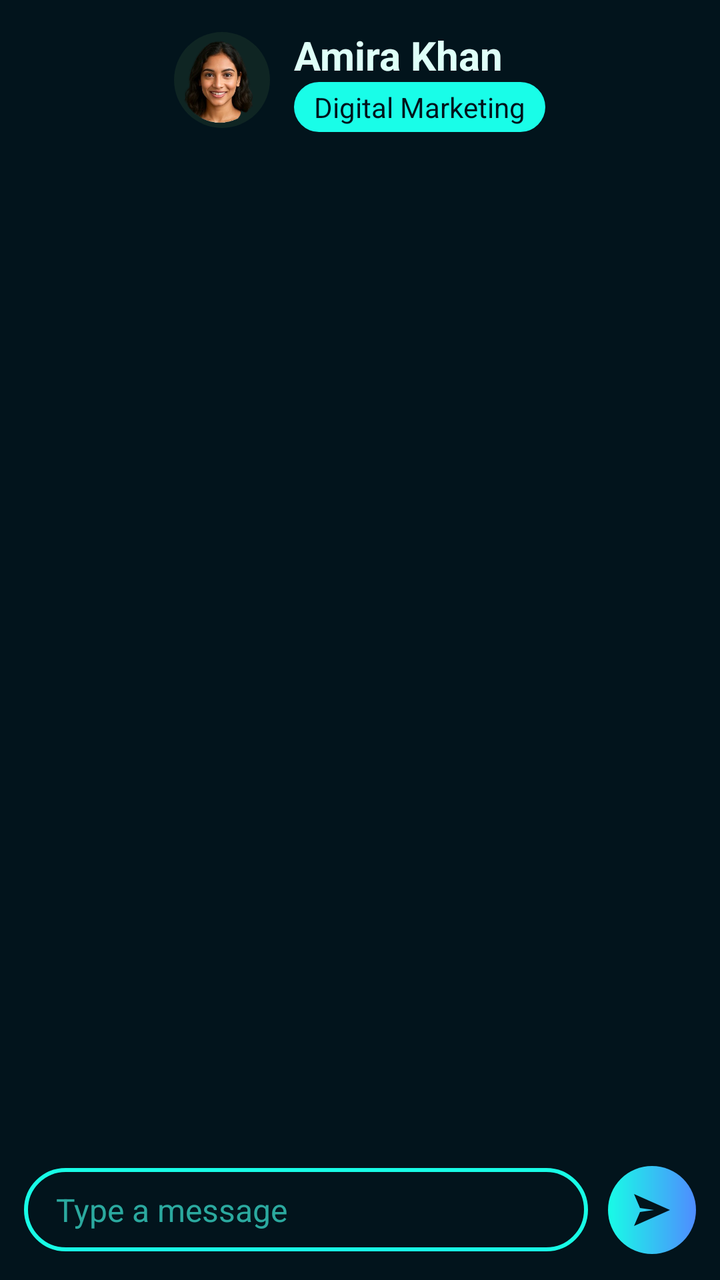
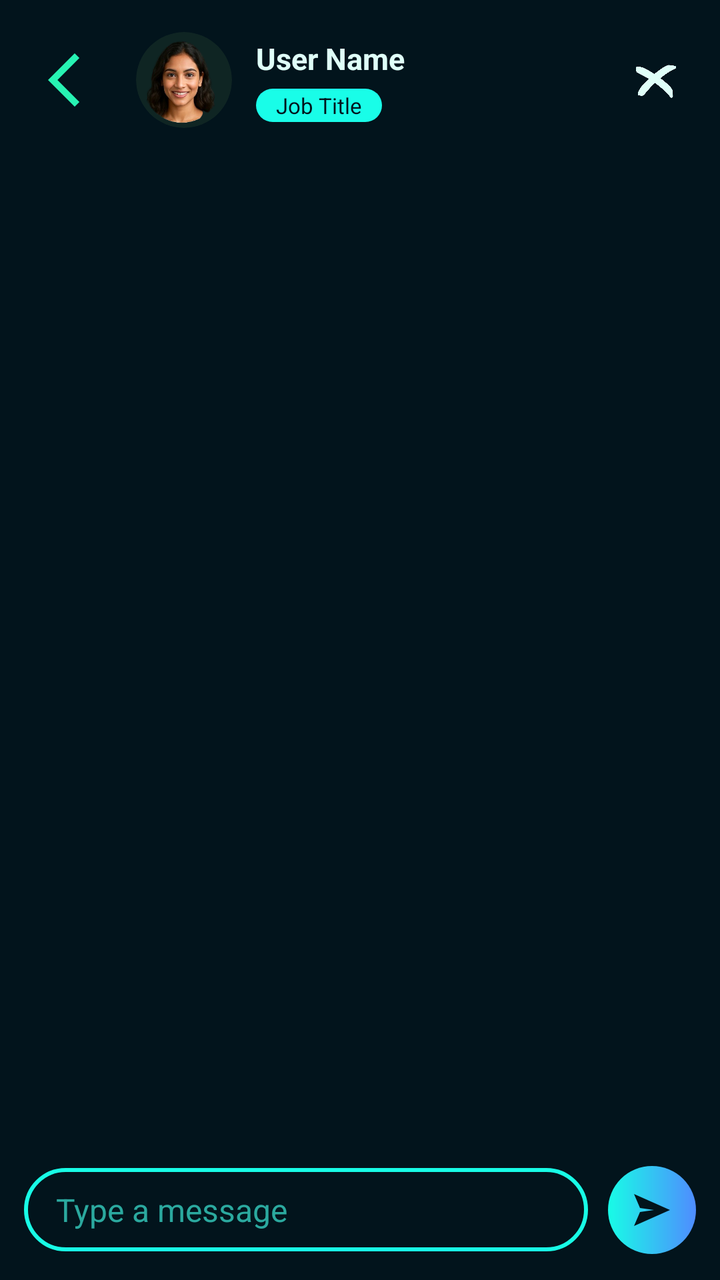

Screens rendered from an Android XML layout before and after an edit, with the pre-edit source and the edit as a unified diff.
<!-- AndroidManifest.xml: application theme Theme.SkillSwapAGenZSkillExchanger -->
<!-- res/layout/activity_chat.xml -->
<?xml version="1.0" encoding="utf-8"?>
<androidx.constraintlayout.widget.ConstraintLayout
    xmlns:android="http://schemas.android.com/apk/res/android"
    xmlns:app="http://schemas.android.com/apk/res-auto"
    android:layout_width="match_parent"
    android:layout_height="match_parent"
    android:background="#02141C">

    
    <LinearLayout
        android:id="@+id/header"
        android:layout_width="0dp"
        android:layout_height="80dp"
        android:orientation="horizontal"
        android:gravity="center"
        android:paddingStart="16dp"
        android:paddingEnd="16dp"
        app:layout_constraintTop_toTopOf="parent"
        app:layout_constraintStart_toStartOf="parent"
        app:layout_constraintEnd_toEndOf="parent">

        <ImageView
            android:id="@+id/img_avatar"
            android:layout_width="48dp"
            android:layout_height="48dp"
            android:src="@drawable/avatar"
            android:scaleType="centerCrop"
            android:background="@drawable/bg_avatar_circle"/>

        <LinearLayout
            android:layout_width="wrap_content"
            android:layout_height="wrap_content"
            android:orientation="vertical"
            android:layout_marginStart="12dp">

            <TextView
                android:id="@+id/tv_name"
                android:layout_width="wrap_content"
                android:layout_height="wrap_content"
                android:text="Amira Khan"
                android:textColor="#DFFFF8"
                android:textSize="20sp"
                android:textStyle="bold"/>

            <TextView
                android:id="@+id/tv_subtitle"
                android:layout_width="wrap_content"
                android:layout_height="wrap_content"
                android:text="Digital Marketing"
                android:textColor="#02141C"
                android:textSize="14sp"
                android:paddingStart="10dp"
                android:paddingEnd="10dp"
                android:paddingTop="3dp"
                android:paddingBottom="3dp"
                android:background="@drawable/bg_role_pill"/>
        </LinearLayout>
    </LinearLayout>

    
    <androidx.recyclerview.widget.RecyclerView
        android:id="@+id/recycler_messages"
        android:layout_width="0dp"
        android:layout_height="0dp"
        android:paddingStart="12dp"
        android:paddingEnd="12dp"
        android:clipToPadding="false"
        app:layout_constraintTop_toBottomOf="@id/header"
        app:layout_constraintBottom_toTopOf="@id/input_bar"
        app:layout_constraintStart_toStartOf="parent"
        app:layout_constraintEnd_toEndOf="parent"/>

    
    <LinearLayout
        android:id="@+id/input_bar"
        android:layout_width="0dp"
        android:layout_height="70dp"
        android:orientation="horizontal"
        android:gravity="center_vertical"
        android:padding="12dp"
        app:layout_constraintBottom_toBottomOf="parent"
        app:layout_constraintStart_toStartOf="parent"
        app:layout_constraintEnd_toEndOf="parent">

        <EditText
            android:id="@+id/et_message"
            android:layout_width="0dp"
            android:layout_height="wrap_content"
            android:layout_weight="1"
            android:background="@drawable/bg_message_input"
            android:paddingStart="16dp"
            android:paddingEnd="16dp"
            android:paddingTop="10dp"
            android:paddingBottom="10dp"
            android:hint="Type a message"
            android:textColor="#DFFFF8"
            android:textColorHint="#2BA99F"
            android:textSize="16sp"/>

        <ImageButton
            android:id="@+id/btn_send"
            android:layout_width="44dp"
            android:layout_height="44dp"
            android:layout_marginStart="10dp"
            android:background="@drawable/bg_send_button"
            android:src="@drawable/ic_send"
            app:tint="#02141C"
            android:contentDescription="Send"/>
    </LinearLayout>

</androidx.constraintlayout.widget.ConstraintLayout>
<!-- resources referenced by this layout -->
<resources>
  <!-- drawable avatar: png bitmap (drawable, 69265 bytes) -->
  <!-- drawable bg_avatar_circle (drawable) -->
  <shape xmlns:android="http://schemas.android.com/apk/res/android"
      android:shape="oval">
      <solid android:color="#0F2523" />
  </shape>
  <!-- drawable bg_message_input (drawable) -->
  <shape xmlns:android="http://schemas.android.com/apk/res/android">
      <solid android:color="@android:color/transparent" />
      <stroke android:width="2dp" android:color="#18FCE6" />
      <corners android:radius="26dp" />
  </shape>
  <!-- drawable bg_role_pill (drawable) -->
  <shape xmlns:android="http://schemas.android.com/apk/res/android">
      <corners android:radius="999dp" />
      <solid android:color="#19FDE8" />
  </shape>
  <!-- drawable bg_send_button (drawable) -->
  <shape xmlns:android="http://schemas.android.com/apk/res/android"
      android:shape="oval">
      <gradient
          android:startColor="#18FCE6"
          android:endColor="#4F8CFF"
          android:angle="0" />
  </shape>
  <!-- drawable ic_send (drawable) -->
  <vector xmlns:android="http://schemas.android.com/apk/res/android"
      android:width="24dp"
      android:height="24dp"
      android:viewportWidth="24"
      android:viewportHeight="24">
      <path
          android:fillColor="#FFFFFF"
          android:pathData="M3,20l18,-8L3,4l3,7 7,1 -7,1z"/>
  </vector>
  <style name="Theme.SkillSwapAGenZSkillExchanger" parent="Base.Theme.SkillSwapAGenZSkillExchanger" />
  <style name="Base.Theme.SkillSwapAGenZSkillExchanger" parent="Theme.Material3.DayNight.NoActionBar">
          
          <item name="android:statusBarColor">#103238</item>
          
      </style>
</resources>

<!-- the commit's change to res/layout/activity_chat.xml (unified diff, before → after) -->
@@ -12,49 +12,69 @@
         android:layout_width="0dp"
         android:layout_height="80dp"
         android:orientation="horizontal"
-        android:gravity="center"
+        android:gravity="start|center_vertical"
         android:paddingStart="16dp"
         android:paddingEnd="16dp"
         app:layout_constraintTop_toTopOf="parent"
         app:layout_constraintStart_toStartOf="parent"
         app:layout_constraintEnd_toEndOf="parent">
+        <ImageView
+            android:id="@+id/btn_back_chat"
+            android:layout_width="32dp"
+            android:layout_height="32dp"
+            android:layout_centerVertical="true"
+            android:layout_marginEnd="20dp"
+            android:src="@drawable/ic_back_activity"
+            android:background="?attr/selectableItemBackgroundBorderless"/>
 
-        <ImageView
+        <com.google.android.material.imageview.ShapeableImageView
             android:id="@+id/img_avatar"
             android:layout_width="48dp"
             android:layout_height="48dp"
             android:src="@drawable/avatar"
             android:scaleType="centerCrop"
+            app:shapeAppearanceOverlay="@style/CircleImageView"
             android:background="@drawable/bg_avatar_circle"/>
 
         <LinearLayout
-            android:layout_width="wrap_content"
+            android:layout_width="0dp"
             android:layout_height="wrap_content"
             android:orientation="vertical"
+            android:layout_weight="1"
             android:layout_marginStart="12dp">
 
             <TextView
                 android:id="@+id/tv_name"
                 android:layout_width="wrap_content"
                 android:layout_height="wrap_content"
-                android:text="Amira Khan"
+                android:text="User Name"
                 android:textColor="#DFFFF8"
-                android:textSize="20sp"
+                android:textSize="15sp"
                 android:textStyle="bold"/>
 
             <TextView
                 android:id="@+id/tv_subtitle"
                 android:layout_width="wrap_content"
                 android:layout_height="wrap_content"
-                android:text="Digital Marketing"
+                android:text="Job Title"
                 android:textColor="#02141C"
-                android:textSize="14sp"
+                android:textSize="11sp"
+                android:layout_marginTop="5dp"
                 android:paddingStart="10dp"
                 android:paddingEnd="10dp"
-                android:paddingTop="3dp"
-                android:paddingBottom="3dp"
+                android:paddingTop="1dp"
+                android:paddingBottom="1dp"
                 android:background="@drawable/bg_role_pill"/>
         </LinearLayout>
+
+        <ImageView
+            android:id="@+id/btn_more_chat"
+            android:layout_width="32dp"
+            android:layout_height="32dp"
+            android:src="@drawable/delete"
+            android:padding="4dp"
+            app:tint="#DFFFF8"
+            android:background="?attr/selectableItemBackgroundBorderless"/>
     </LinearLayout>
 
     
@@ -66,46 +86,67 @@
         android:paddingEnd="12dp"
         android:clipToPadding="false"
         app:layout_constraintTop_toBottomOf="@id/header"
-        app:layout_constraintBottom_toTopOf="@id/input_bar"
+        app:layout_constraintBottom_toTopOf="@+id/footer_container"
         app:layout_constraintStart_toStartOf="parent"
         app:layout_constraintEnd_toEndOf="parent"/>
 
     
-    <LinearLayout
-        android:id="@+id/input_bar"
+    <FrameLayout
+        android:id="@+id/footer_container"
         android:layout_width="0dp"
-        android:layout_height="70dp"
-        android:orientation="horizontal"
-        android:gravity="center_vertical"
-        android:padding="12dp"
+        android:layout_height="wrap_content"
         app:layout_constraintBottom_toBottomOf="parent"
         app:layout_constraintStart_toStartOf="parent"
         app:layout_constraintEnd_toEndOf="parent">
 
-        <EditText
-            android:id="@+id/et_message"
-            android:layout_width="0dp"
+        
+        <LinearLayout
+            android:id="@+id/input_bar"
+            android:layout_width="match_parent"
+            android:layout_height="70dp"
+            android:orientation="horizontal"
+            android:gravity="center_vertical"
+            android:padding="12dp"
+            android:visibility="visible">
+
+            <EditText
+                android:id="@+id/et_message"
+                android:layout_width="0dp"
+                android:layout_height="wrap_content"
+                android:layout_weight="1"
+                android:background="@drawable/bg_message_input"
+                android:paddingStart="16dp"
+                android:paddingEnd="16dp"
+                android:paddingTop="10dp"
+                android:paddingBottom="10dp"
+                android:hint="Type a message"
+                android:textColor="#DFFFF8"
+                android:textColorHint="#2BA99F"
+                android:textSize="16sp"/>
+
+            <ImageButton
+                android:id="@+id/btn_send"
+                android:layout_width="44dp"
+                android:layout_height="44dp"
+                android:layout_marginStart="10dp"
+                android:background="@drawable/bg_send_button"
+                android:src="@drawable/ic_send"
+                app:tint="#02141C"
+                android:contentDescription="Send"/>
+        </LinearLayout>
+
+        
+        <TextView
+            android:id="@+id/tv_unmatched_msg"
+            android:layout_width="match_parent"
             android:layout_height="wrap_content"
-            android:layout_weight="1"
-            android:background="@drawable/bg_message_input"
-            android:paddingStart="16dp"
-            android:paddingEnd="16dp"
-            android:paddingTop="10dp"
-            android:paddingBottom="10dp"
-            android:hint="Type a message"
-            android:textColor="#DFFFF8"
-            android:textColorHint="#2BA99F"
-            android:textSize="16sp"/>
-
-        <ImageButton
-            android:id="@+id/btn_send"
-            android:layout_width="44dp"
-            android:layout_height="44dp"
-            android:layout_marginStart="10dp"
-            android:background="@drawable/bg_send_button"
-            android:src="@drawable/ic_send"
-            app:tint="#02141C"
-            android:contentDescription="Send"/>
-    </LinearLayout>
+            android:padding="20dp"
+            android:gravity="center"
+            android:text="You are unmatched with user match back to chat again.."
+            android:textColor="#2BA99F"
+            android:textSize="14sp"
+            android:textStyle="italic"
+            android:visibility="gone"/>
+    </FrameLayout>
 
 </androidx.constraintlayout.widget.ConstraintLayout>
<!-- resource entries referenced after the edit -->
@@ -25,6 +25,13 @@
           android:endColor="#4F8CFF"
           android:angle="0" />
   </shape>
+  <!-- drawable delete: png bitmap (drawable, 15707 bytes) -->
+  <!-- drawable ic_back_activity (drawable) -->
+  <vector xmlns:android="http://schemas.android.com/apk/res/android" android:height="24dp" android:tint="#27F3B3" android:viewportHeight="24" android:viewportWidth="24" android:width="24dp">
+        
+      <path android:fillColor="@android:color/white" android:pathData="M17.77,3.77l-1.77,-1.77l-10,10l10,10l1.77,-1.77l-8.23,-8.23z"/>
+      
+  </vector>
   <!-- drawable ic_send (drawable) -->
   <vector xmlns:android="http://schemas.android.com/apk/res/android"
       android:width="24dp"
@@ -35,6 +42,10 @@
           android:fillColor="#FFFFFF"
           android:pathData="M3,20l18,-8L3,4l3,7 7,1 -7,1z"/>
   </vector>
+  <style name="CircleImageView" parent="">
+          <item name="cornerFamily">rounded</item>
+          <item name="cornerSize">50%</item>
+      </style>
   <style name="Theme.SkillSwapAGenZSkillExchanger" parent="Base.Theme.SkillSwapAGenZSkillExchanger" />
   <style name="Base.Theme.SkillSwapAGenZSkillExchanger" parent="Theme.Material3.DayNight.NoActionBar">
           
